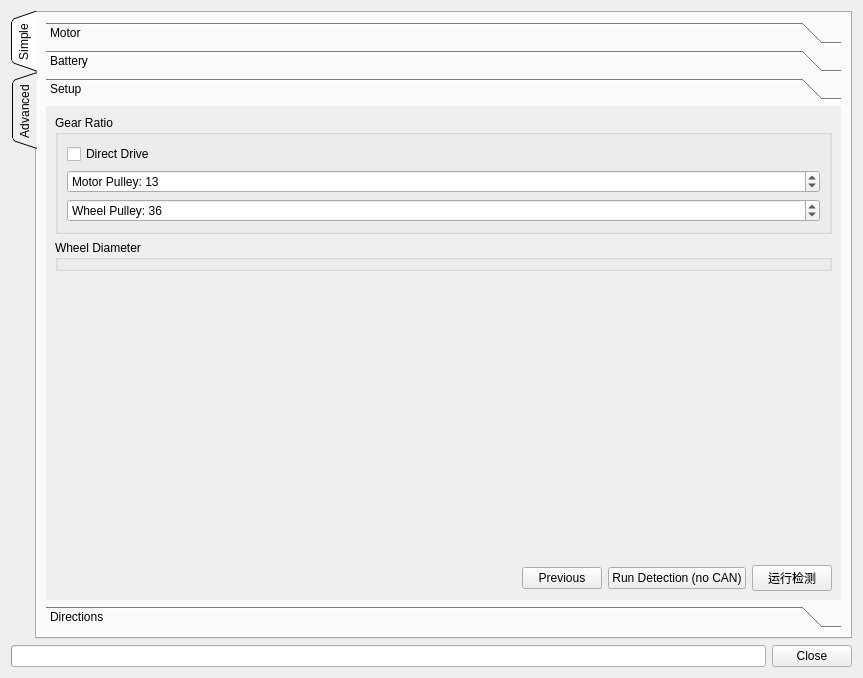
This is widgets/detectallfocdialog.ui in njupt-robomasters/vesc_tool-zh as Qt 5 draws it before an edit. The edited form follows.
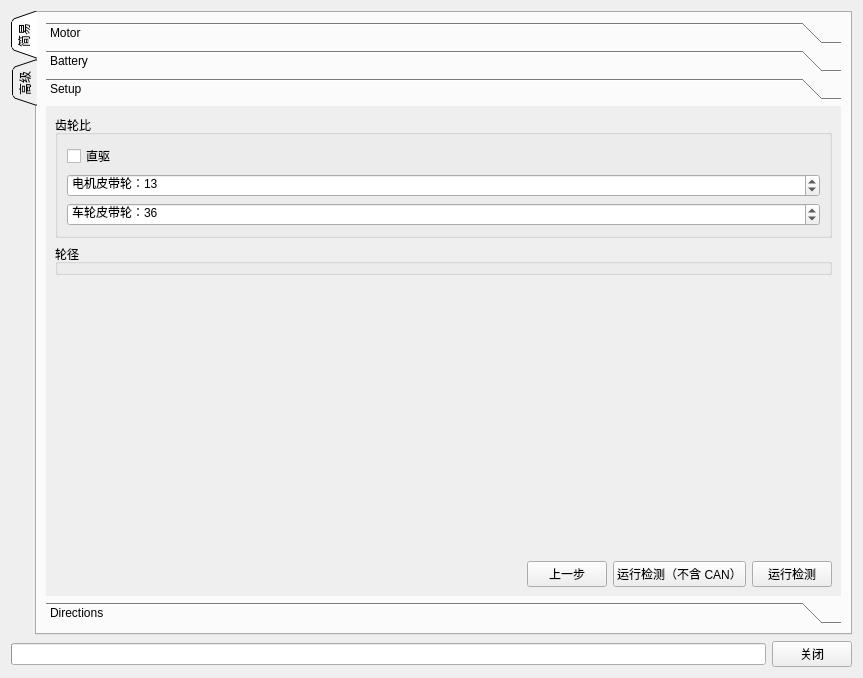
This is the edited form. The open tabs and pages were chosen to show the change. Icons and pictures are not drawn. Custom widgets are drawn as their Qt base class.

```diff
--- a/widgets/detectallfocdialog.ui
+++ b/widgets/detectallfocdialog.ui
@@ -31,7 +31,7 @@
         <normaloff>:/res/icons/Wizard-96.png</normaloff>:/res/icons/Wizard-96.png</iconset>
       </attribute>
       <attribute name="title">
-       <string>Simple</string>
+       <string>简易</string>
       </attribute>
       <layout class="QVBoxLayout" name="verticalLayout_4">
        <item>
@@ -149,20 +149,20 @@
            <item>
             <widget class="QGroupBox" name="groupBox">
              <property name="title">
-              <string>Gear Ratio</string>
+              <string>齿轮比</string>
              </property>
              <layout class="QVBoxLayout" name="verticalLayout_7">
               <item>
                <widget class="QCheckBox" name="directDriveBox">
                 <property name="text">
-                 <string>Direct Drive</string>
+                 <string>直驱</string>
                 </property>
                </widget>
               </item>
               <item>
                <widget class="QSpinBox" name="pulleyMotorBox">
                 <property name="prefix">
-                 <string>Motor Pulley: </string>
+                 <string>电机皮带轮：</string>
                 </property>
                 <property name="minimum">
                  <number>1</number>
@@ -178,7 +178,7 @@
               <item>
                <widget class="QSpinBox" name="pulleyWheelBox">
                 <property name="prefix">
-                 <string>Wheel Pulley: </string>
+                 <string>车轮皮带轮：</string>
                 </property>
                 <property name="minimum">
                  <number>1</number>
@@ -197,7 +197,7 @@
            <item>
             <widget class="QGroupBox" name="wheelDiameterBox">
              <property name="title">
-              <string>Wheel Diameter</string>
+              <string>轮径</string>
              </property>
             </widget>
            </item>
@@ -232,14 +232,14 @@
              <item>
               <widget class="QPushButton" name="prevSetupButton">
                <property name="text">
-                <string>Previous</string>
+                <string>上一步</string>
                </property>
               </widget>
              </item>
              <item>
               <widget class="QPushButton" name="runNoCanButton">
                <property name="text">
-                <string>Run Detection (no CAN)</string>
+                <string>运行检测（不含 CAN）</string>
                </property>
               </widget>
              </item>
@@ -326,7 +326,7 @@
         <normaloff>:/res/icons/Horizontal Settings Mixer-96.png</normaloff>:/res/icons/Horizontal Settings Mixer-96.png</iconset>
       </attribute>
       <attribute name="title">
-       <string>Advanced</string>
+       <string>高级</string>
       </attribute>
       <layout class="QVBoxLayout" name="verticalLayout_3">
        <item>
@@ -485,7 +485,7 @@
      <item>
       <widget class="QPushButton" name="closeButton">
        <property name="text">
-        <string>Close</string>
+        <string>关闭</string>
        </property>
       </widget>
      </item>
```
Left out of the diff: 26 changed lines with no effect on the pictures.
